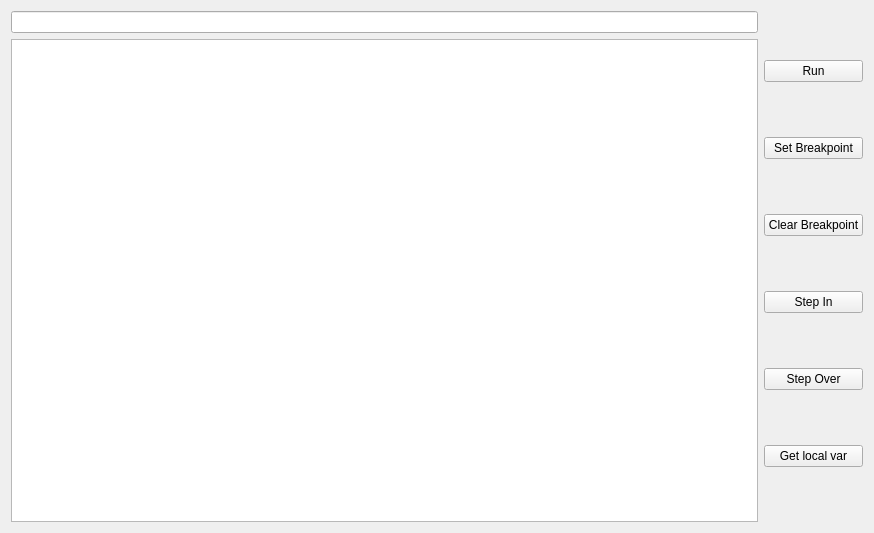
Old version of the form mainwindow.ui in the repository BaranovMykola/UiDebuggerGdb.
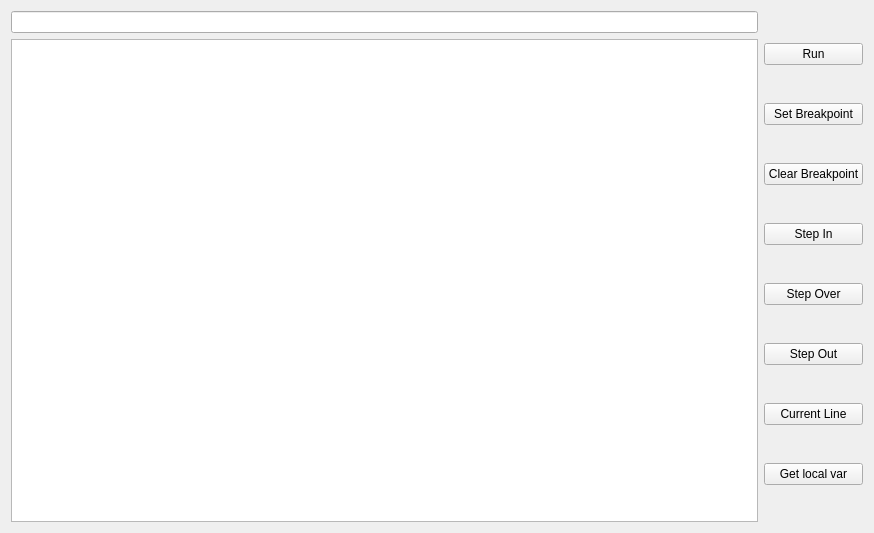
New version of the form.

Commit message: Implemented getCurrentLine method

What changed in the file:
```diff
--- a/mainwindow.ui
+++ b/mainwindow.ui
@@ -52,6 +52,20 @@
         </property>
        </widget>
       </item>
+      <item>
+       <widget class="QPushButton" name="butStepOut">
+        <property name="text">
+         <string>Step Out</string>
+        </property>
+       </widget>
+      </item>
+      <item>
+       <widget class="QPushButton" name="butCurrLine">
+        <property name="text">
+         <string>Current Line</string>
+        </property>
+       </widget>
+      </item>
       <item>
        <widget class="QPushButton" name="butLocalVar">
         <property name="text">
```
The commit also changes 4 other files.
